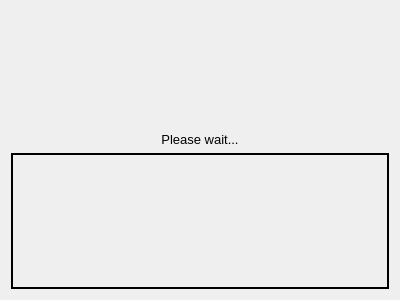
Abay11/onvif_client, file GUI/GUI_Util/dialogwaiting.ui: the form before one commit.
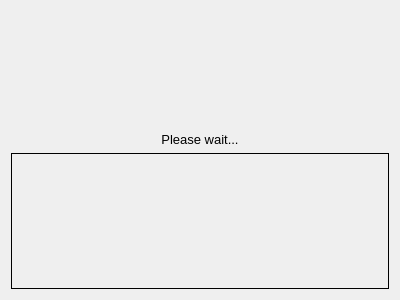
The form after the commit.

The edit to the form file:
```diff
--- a/GUI/GUI_Util/dialogwaiting.ui
+++ b/GUI/GUI_Util/dialogwaiting.ui
@@ -42,7 +42,10 @@
       </font>
      </property>
      <property name="frameShape">
-      <enum>QFrame::WinPanel</enum>
+      <enum>QFrame::Box</enum>
+     </property>
+     <property name="lineWidth">
+      <number>1</number>
      </property>
      <property name="text">
       <string/>
```
Left out of the diff: 2 changed lines with no effect on the pictures.
